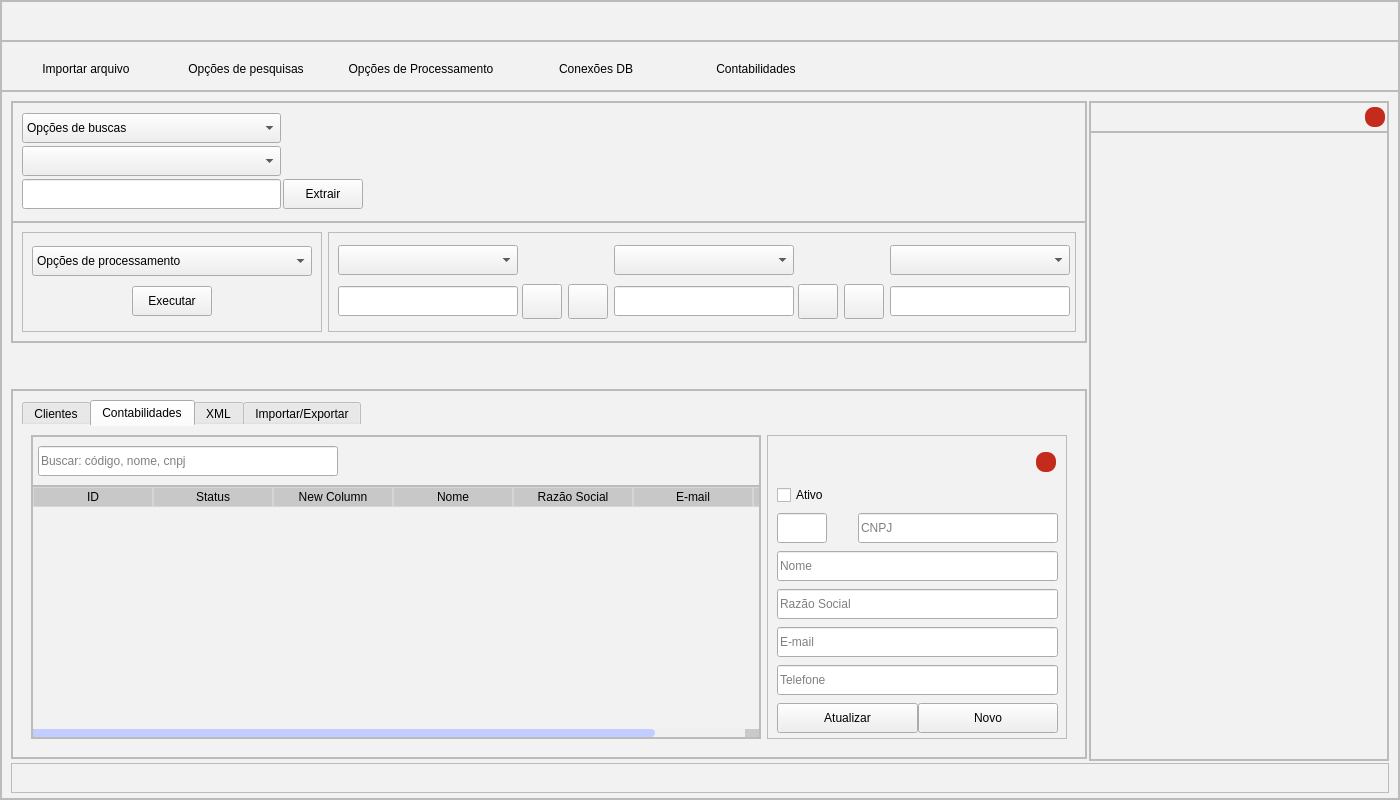
Above: ui/main.ui from EduardoFerreira22/Smart-Migrate before the change. Below: the same form after it.
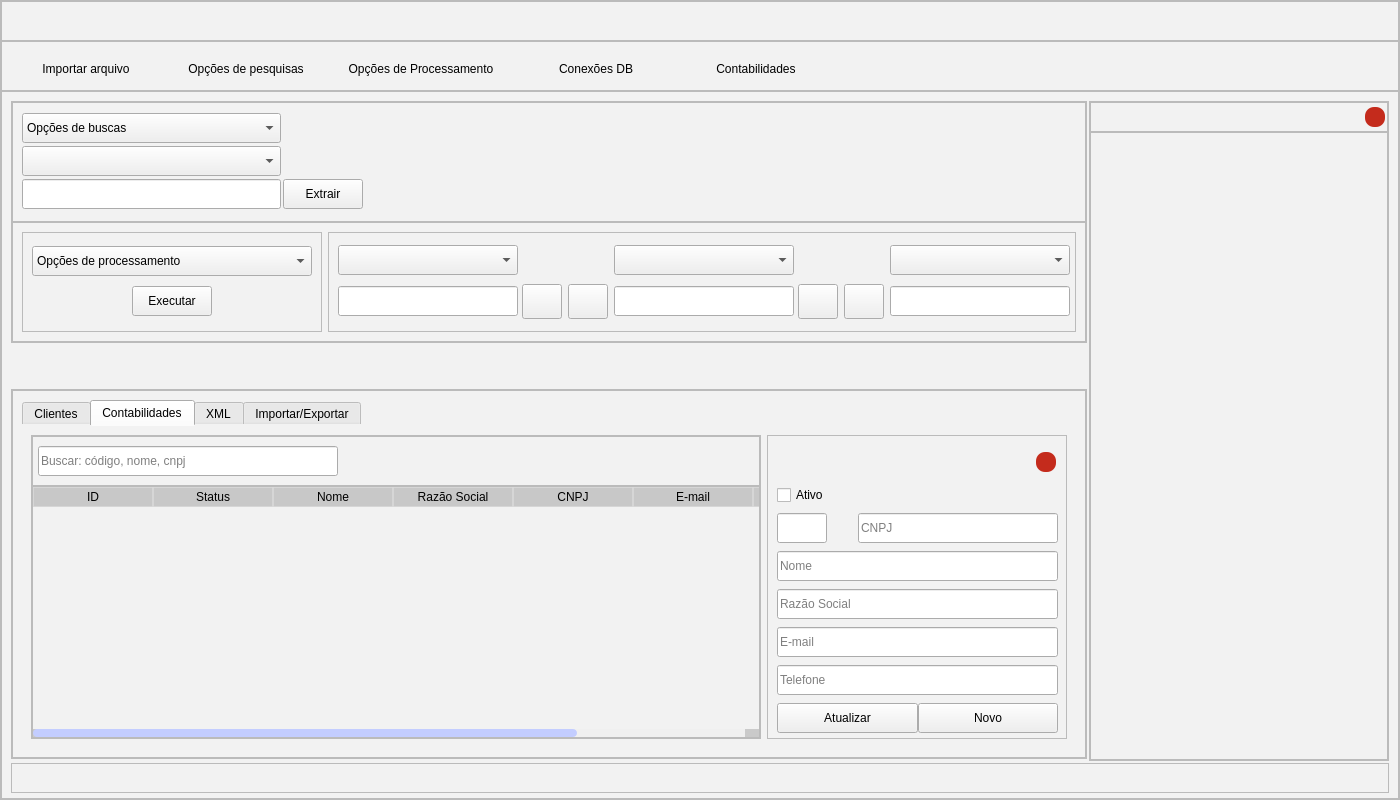
That is the form after the change. The open tabs and pages were chosen to show the change. Icons and pictures are not drawn.

Diff of the .ui file:
```diff
--- a/ui/main.ui
+++ b/ui/main.ui
@@ -2662,11 +2662,6 @@
                             <string>Status</string>
                            </property>
                           </column>
-                          <column>
-                           <property name="text">
-                            <string>New Column</string>
-                           </property>
-                          </column>
                           <column>
                            <property name="text">
                             <string>Nome</string>
@@ -2677,6 +2672,11 @@
                             <string>Razão Social</string>
                            </property>
                           </column>
+                          <column>
+                           <property name="text">
+                            <string>CNPJ</string>
+                           </property>
+                          </column>
                           <column>
                            <property name="text">
                             <string>E-mail</string>
@@ -2687,6 +2687,11 @@
                             <string>Telefone</string>
                            </property>
                           </column>
+                          <column>
+                           <property name="text">
+                            <string>Ações</string>
+                           </property>
+                          </column>
                          </widget>
                         </item>
                        </layout>
```
Left out of the diff: 12 changed lines with no effect on the pictures.
